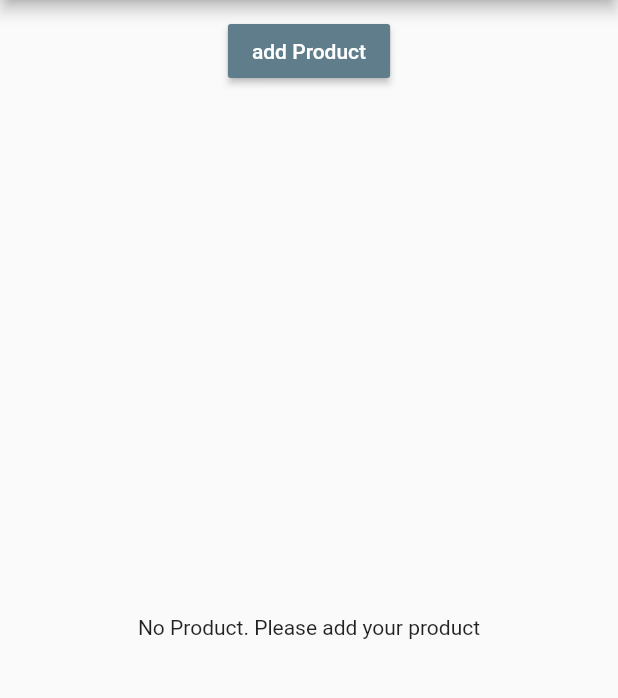
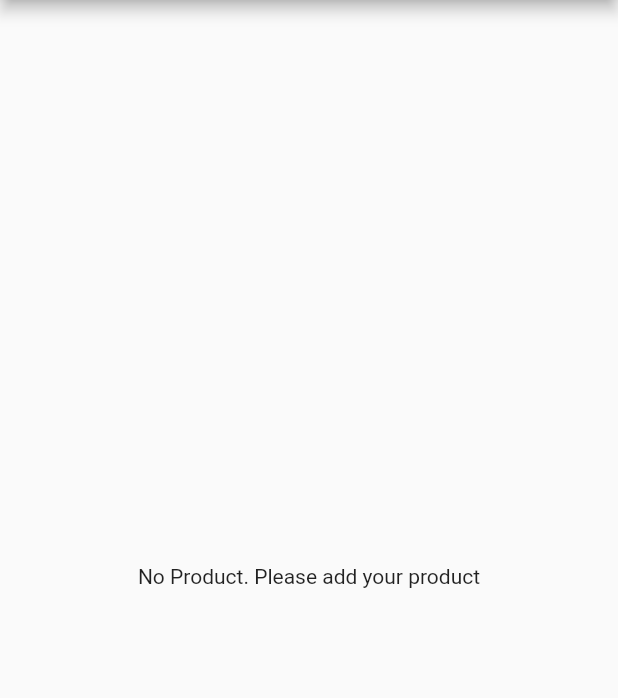
Before and after one commit to bankjirapan/FlutterFirstApp, a Flutter app: the screen it shows after launch, on a phone screen of 412 x 824 dp, the part 84-782 px from its top. Run offline on Flutter 3.47's test engine with Material 2 defaults, Android fonts, the phone set to English and light mode, and no system bars.

Commit message:
[ EDIT ] handle user

```diff
--- a/firstapp/lib/main.dart
+++ b/firstapp/lib/main.dart
@@ -1,5 +1,6 @@
 import 'package:firstapp/pages/authen.dart';
 import 'package:firstapp/pages/home.dart';
+import 'package:firstapp/pages/product_admin.dart';
 import 'package:flutter/material.dart';
 // import 'package:flutter/rendering.dart';
 
@@ -20,9 +21,9 @@ class MyApp extends StatefulWidget {
 }
 
 class _MyAppComponents extends State<MyApp> {
-  List<Map<String, String>> _products = [];
+  List<Map<String, dynamic>> _products = [];
 
-  void _addProduct(Map<String, String> product) {
+  void _addProduct(Map<String, dynamic> product) {
     setState(() {
       _products.add(product);
     });
@@ -44,12 +45,12 @@ class _MyAppComponents extends State<MyApp> {
           primarySwatch: Colors.blueGrey,
           accentColor: Colors.brown),
       routes: {
-        // '/': (BuildContext context) => Authentication(),
-        '/': (BuildContext context) => HomePage(_products, _addProduct, _deleteProduct)
+        '/': (BuildContext context) => HomePage(_products),
+        '/admin': (BuildContext context) => ProductAdminPage(_addProduct,_deleteProduct)
       },
       onGenerateRoute: (RouteSettings routeSetting) {
         return MaterialPageRoute(
-            builder: (BuildContext context) => Authentication());
+            builder: (BuildContext context) => HomePage(_products));
       },
     );
   }
--- a/firstapp/lib/pages/home.dart
+++ b/firstapp/lib/pages/home.dart
@@ -1,14 +1,11 @@
 import 'package:flutter/material.dart';
 import '../product_manager.dart';
-import './product_admin.dart';
+
 
 class HomePage extends StatelessWidget {
+  final List<Map<String, dynamic>> products;
 
-final List<Map<String, String>> products;
-  final Function addProduct;
-  final Function deleteProduct;
-
-  HomePage(this.products,this.addProduct,this.deleteProduct);
+  HomePage(this.products);
 
   @override
   Widget build(BuildContext context) {
@@ -25,23 +22,17 @@ final List<Map<String, String>> products;
                   ListTile(
                     title: Text("Product admin"),
                     onTap: () {
-                      Navigator.push(
-                          context,
-                          MaterialPageRoute(
-                              builder: (BuildContext context) =>
-                                  ProductAdminPage()));
+                      Navigator.pushNamed(context, "/admin");
                     },
                   ),
                   ListTile(
                     title: Text("All Product"),
-                    onTap: () {
-
-                    },
+                    onTap: () {},
                   )
                 ],
               ),
             ),
             appBar: AppBar(title: Text('Hello FirstApp')),
-            body: ProductManager(this.products,this.addProduct,this.deleteProduct)));
+            body: ProductManager(products)));
   }
 }
--- a/firstapp/lib/product.dart
+++ b/firstapp/lib/product.dart
@@ -2,10 +2,10 @@ import 'package:flutter/material.dart';
 import './pages/productDetail.dart';
 
 class Products extends StatelessWidget {
-  final List<Map<String,String>> products;
-  final Function deleteProduct;
+  final List<Map<String,dynamic>> products;
 
-  Products(this.products,{this.deleteProduct});
+
+  Products(this.products);
 
   Widget _buildItemsCard(BuildContext contaxt, int index) {
     return Card(
@@ -32,13 +32,7 @@ class Products extends StatelessWidget {
                         products[index]['image']
                         ),
                     ),
-                  ).then((bool value) {
-
-                   if(value){
-                     deleteProduct(index);
-                   }
-
-                  });
+                  );
                 },
               )
             ],
--- a/firstapp/lib/product_control.dart
+++ /dev/null
@@ -1,25 +0,0 @@
-import 'package:flutter/material.dart';
-
-
-class ProductControl extends StatelessWidget{
-
-  final Function addProduct;
-
-  ProductControl(this.addProduct);
-
-  @override
-  Widget build(BuildContext context) {
-
-   return RaisedButton(
-            onPressed: () {
-              addProduct({'title':'eieo','image':'assets/food.jpg'});
-            },
-            child: Text("add Product"),
-            color: Theme.of(context).primaryColor,
-            textColor: Colors.white,
-          );
-
-
-  }
-
-}
--- a/firstapp/lib/product_manager.dart
+++ b/firstapp/lib/product_manager.dart
@@ -1,24 +1,19 @@
 import 'package:flutter/material.dart';
 import './product.dart';
-import './product_control.dart';
+
 
 class ProductManager extends StatelessWidget {
-  final List<Map<String, String>> products;
-  final Function addProduct;
-  final Function deleteProduct;
+  final List<Map<String, dynamic>> products;
 
-  ProductManager(this.products, this.addProduct, this.deleteProduct);
+  ProductManager(this.products);
 
   @override
   Widget build(BuildContext context) {
     print('[ProductManager State] build()');
     return Column(
       children: [
-        Container(
-          margin: EdgeInsets.all(10.0),
-          child: ProductControl(addProduct),
-        ),
-        Expanded(child: Products(products, deleteProduct: deleteProduct))
+
+        Expanded(child: Products(products))
       ],
     );
   }
```
Also changed, not shown: firstapp/lib/pages/product_admin.dart (+8 -1 lines), firstapp/lib/pages/product_create.dart (+10 -12 lines).
